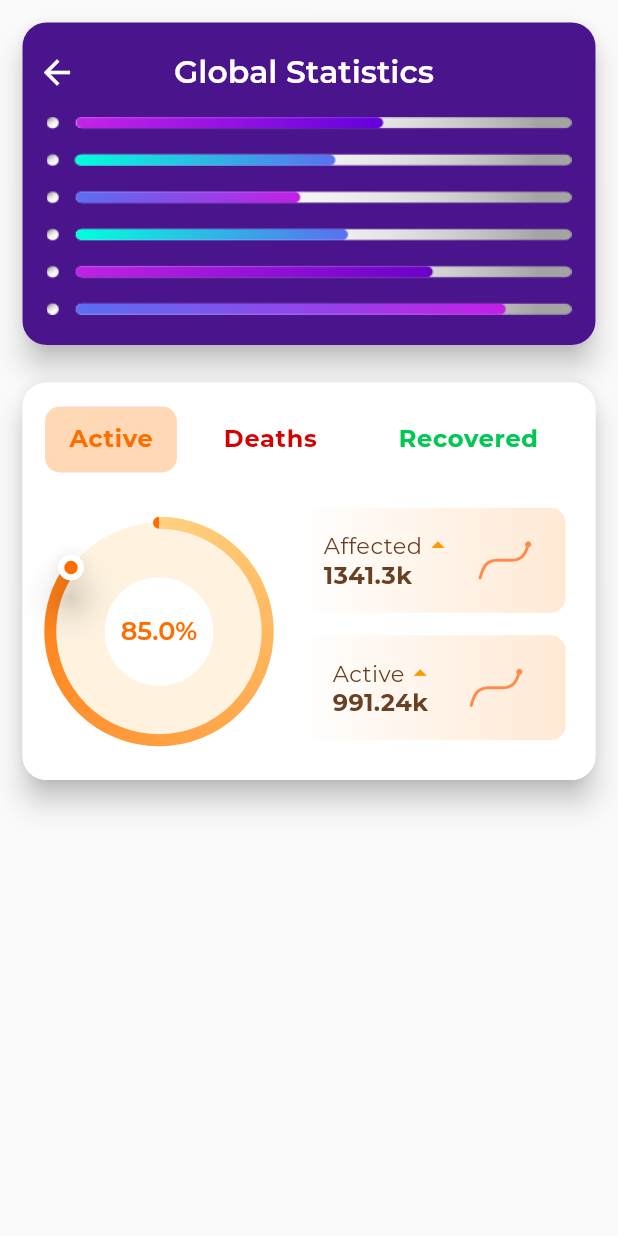
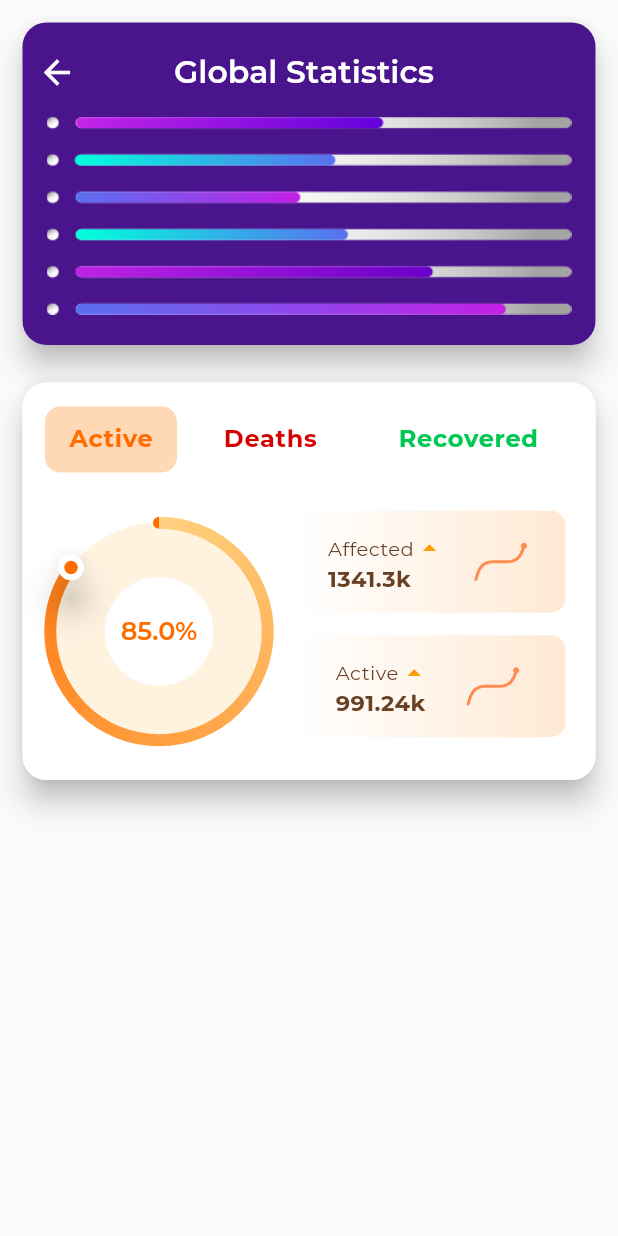
Before and after one commit to arafaysaleem/covid_tracker, a Flutter app: the WorldStatScreen screen opened directly, on a phone screen of 412 x 824 dp. Run offline on Flutter 3.47's test engine with Material 2 defaults, Android fonts, the phone set to English and light mode, and no system bars; our stand-ins replace cached_network_image, carousel_slider, smooth_page_indicator, webview_flutter.

Commit message:
small graph panel made responsive

```diff
--- a/lib/screens/stats_dashboard_screens/world_stat.dart
+++ b/lib/screens/stats_dashboard_screens/world_stat.dart
@@ -89,9 +89,6 @@ class _WorldStatScreenState extends State<WorldStatScreen> {
                         mainAxisAlignment: MainAxisAlignment.start,
                         crossAxisAlignment: CrossAxisAlignment.start,
                         children: <Widget>[
-                          SizedBox(
-                            width: 0,
-                          ),
 
                           //Back Arrow
                           InkWell(
@@ -104,7 +101,7 @@ class _WorldStatScreenState extends State<WorldStatScreen> {
                           ),
 
                           SizedBox(
-                            width: 65,
+                            width: MediaQuery.of(context).size.width>360.0? 65.0:50.0,
                           ),
 
                           //Text
@@ -222,7 +219,7 @@ class _WorldStatScreenState extends State<WorldStatScreen> {
                                 curve: caseTypeCurve,
                                 decoration: BoxDecoration(
                                     color: _caseType == CaseType.DEATHS
-                                        ? Color(0xffffc8c4)
+                                        ? Color(0xffffcfcc)
                                         : Colors.white,
                                     borderRadius: BorderRadius.circular(10)),
                                 padding: EdgeInsets.symmetric(
@@ -315,8 +312,11 @@ class _WorldStatScreenState extends State<WorldStatScreen> {
                               ),
                             ),
 
+                            SizedBox(width:7),
+
                             //Global Case Count Panels
-                            Column(
+                            Expanded(
+                              child: Column(
                                 crossAxisAlignment: CrossAxisAlignment.end,
                                 children: <Widget>[
                                   //Affected Cases Panel
@@ -347,6 +347,7 @@ class _WorldStatScreenState extends State<WorldStatScreen> {
                                     size: Size(40, 20),
                                   ),
                                 ],
+                              ),
                             ),
                           ],
                         ),
--- a/lib/widgets/small_graph_panel.dart
+++ b/lib/widgets/small_graph_panel.dart
@@ -28,7 +28,7 @@ class SmallGraphPanel extends StatelessWidget {
     return Container(
       alignment: Alignment.bottomCenter,
       width: 180,
-      height: 70,
+      height: 68,
       padding: EdgeInsets.only(left:5,right: 7),
       decoration: BoxDecoration(
         borderRadius: BorderRadius.circular(10),
@@ -60,7 +60,7 @@ class SmallGraphPanel extends StatelessWidget {
                     Text(
                       label,
                       style: TextStyle(
-                        fontSize: 15,
+                        fontSize: 13,
                         fontFamily: "Montserrat",
                         color: fontColor,
                         letterSpacing: 0.3,
@@ -83,7 +83,7 @@ class SmallGraphPanel extends StatelessWidget {
                     color: fontColor,
                     fontFamily: "Montserrat",
                     letterSpacing: 0.3,
-                    fontSize: 16,
+                    fontSize: 15,
                     fontWeight: FontWeight.bold,
                   ),
                 )
```
Lines whose indentation alone changed are shown as unchanged.
